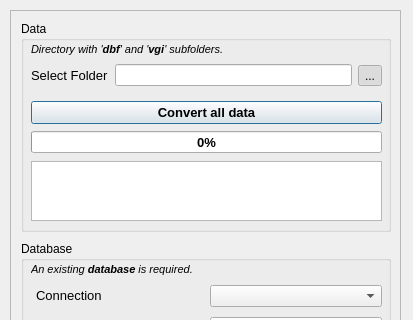
Qt form skkn_tool/skkn_tool_dialog.ui (lfurtkevicova/kn-stuff) before a commit; both pictures show x 0 to 413 and y 0 to 320 of the 413 by 545 pixel window.
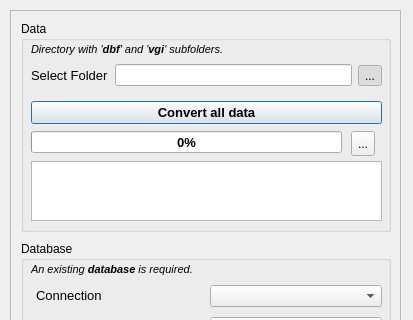
The same form after that commit. Icons and pictures are not drawn.

Commit message: subprocess, writing to gui dialog + some changes in structure

Patch:
```diff
--- a/skkn_tool/skkn_tool_dialog.ui
+++ b/skkn_tool/skkn_tool_dialog.ui
@@ -349,7 +349,7 @@
        <rect>
         <x>10</x>
         <y>110</y>
-        <width>351</width>
+        <width>311</width>
         <height>22</height>
        </rect>
       </property>
@@ -414,6 +414,23 @@
        <string>&lt;html&gt;&lt;head/&gt;&lt;body&gt;&lt;p&gt;&lt;span style=&quot; font-size:8pt; font-style:italic;&quot;&gt;Directory with  '&lt;/span&gt;&lt;span style=&quot; font-size:8pt; font-weight:600; font-style:italic;&quot;&gt;dbf&lt;/span&gt;&lt;span style=&quot; font-size:8pt; font-style:italic;&quot;&gt;'  and  '&lt;/span&gt;&lt;span style=&quot; font-size:8pt; font-weight:600; font-style:italic;&quot;&gt;vgi&lt;/span&gt;&lt;span style=&quot; font-size:8pt; font-style:italic;&quot;&gt;'  subfolders.&lt;/span&gt;&lt;/p&gt;&lt;/body&gt;&lt;/html&gt;</string>
       </property>
      </widget>
+     <widget class="QToolButton" name="buttonKill">
+      <property name="geometry">
+       <rect>
+        <x>330</x>
+        <y>110</y>
+        <width>24</width>
+        <height>25</height>
+       </rect>
+      </property>
+      <property name="text">
+       <string>...</string>
+      </property>
+      <property name="icon">
+       <iconset resource="resources.qrc">
+        <normaloff>:/plugins/skkn_tool/icons/delete.png</normaloff>:/plugins/skkn_tool/icons/delete.png</iconset>
+      </property>
+     </widget>
     </widget>
    </widget>
   </widget>
```
Left out of the diff: 13 changed lines with no effect on the pictures. The commit also changes 1 other file.
